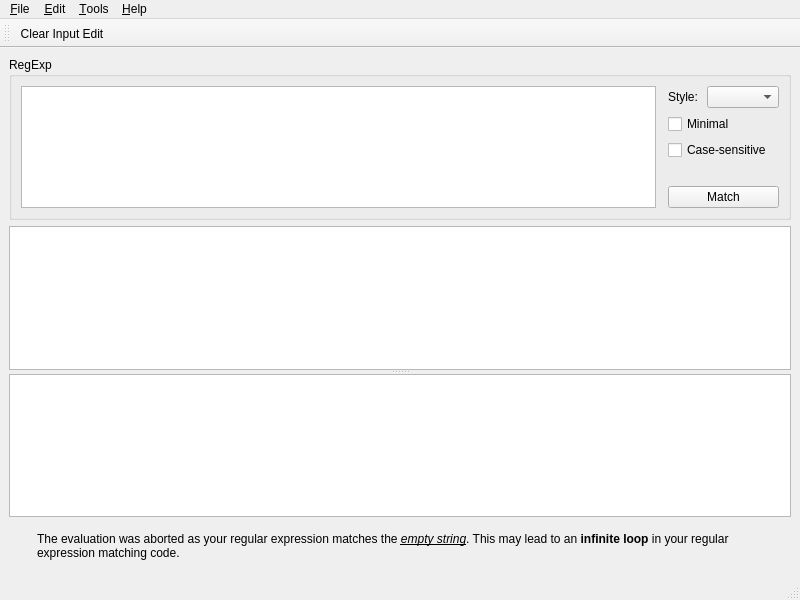
Old version of the form src/ui/mainwindow.ui in the repository momesana/qregexp-editor.
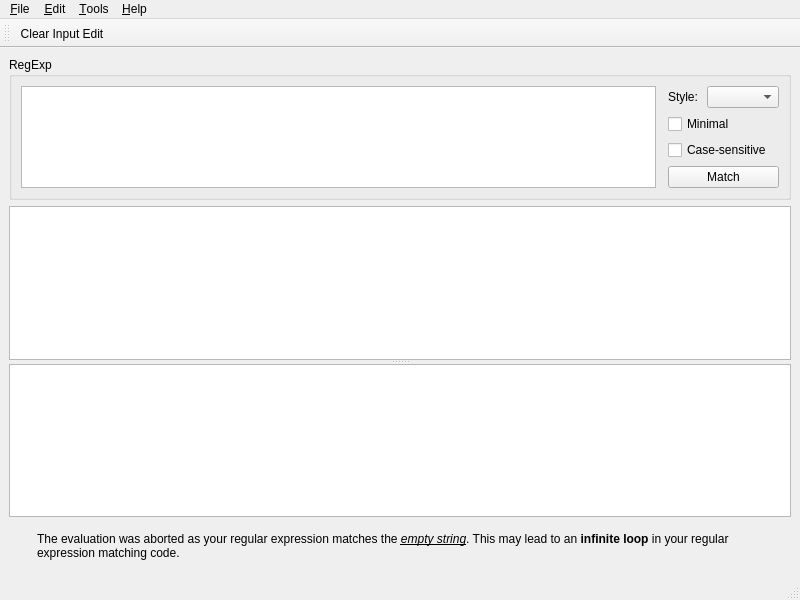
New version of the form. Custom widgets are drawn as their Qt base class.

Commit message:
Fixes layout issue in regexp options
Keep the match button away away from regexp options.

The edit to the form file:
```diff
--- a/src/ui/mainwindow.ui
+++ b/src/ui/mainwindow.ui
@@ -92,7 +92,7 @@
               <enum>Qt::Vertical</enum>
              </property>
              <property name="sizeType">
-              <enum>QSizePolicy::Fixed</enum>
+              <enum>QSizePolicy::Expanding</enum>
              </property>
              <property name="sizeHint" stdset="0">
               <size>
```
